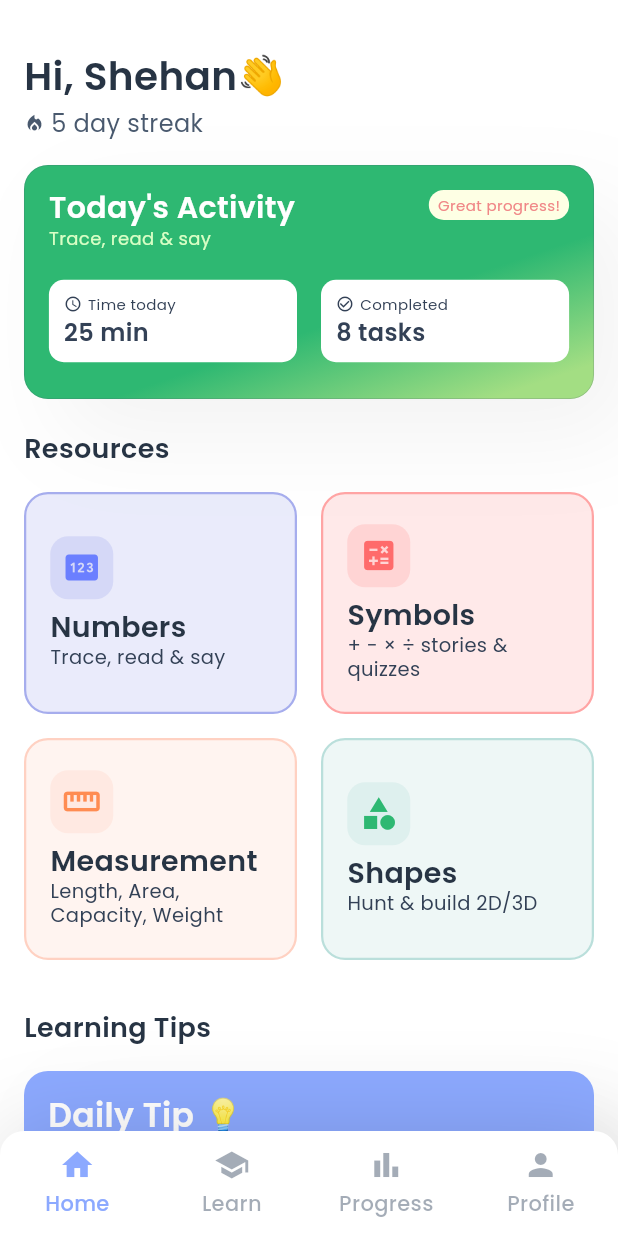
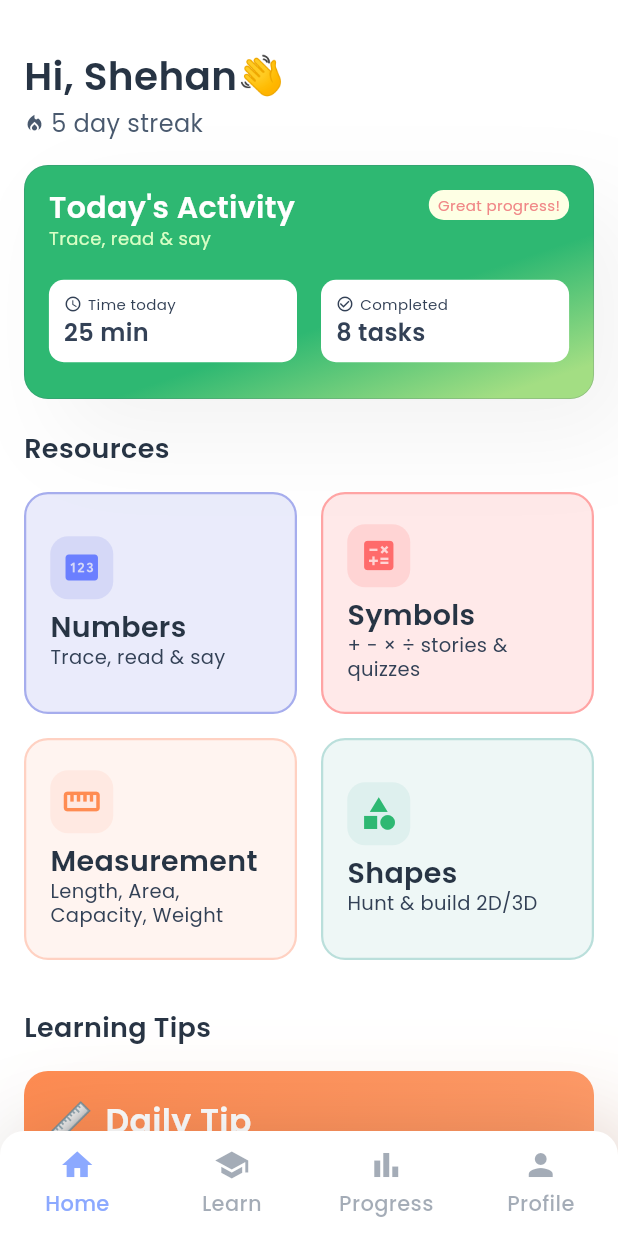
Before and after one commit to cynos28/ganithamithura, a Flutter app: the screen it shows after launch, on a phone screen of 412 x 824 dp. Run offline on Flutter 3.47's test engine with Material 3 defaults, Android fonts, the phone set to English and light mode, and no system bars; our stand-ins replace get, google_fonts, lottie, permission_handler, shared_preferences, speech_to_text; network calls fail.

Commit message:
daily tips learning card

```diff
--- a/ganithamithura/lib/screens/home/home_screen.dart
+++ b/ganithamithura/lib/screens/home/home_screen.dart
@@ -16,17 +16,33 @@ class HomeScreen extends StatefulWidget {
 
 class _HomeScreenState extends State<HomeScreen> {
   int _currentNavIndex = 0;
+  Key _tipCardKey = UniqueKey();
 
   void _onNavTap(int index) {
     if (index == 0) {
-      // Already on home
+      // Already on home, refresh tip card
+      setState(() {
+        _tipCardKey = UniqueKey();
+      });
       return;
     }
+
+    setState(() {
+      _currentNavIndex = index;
+    });
+
     if (index == 1) {
       // Navigate to Learn screen
-      Get.to(() => const LearnScreen());
+      Get.to(() => const LearnScreen())?.then((_) {
+        // Reset nav index when coming back
+        setState(() {
+          _currentNavIndex = 0;
+          _tipCardKey = UniqueKey(); // Refresh tip when returning
+        });
+      });
       return;
     }
+
     // TODO: Navigate to other screens when ready
     Get.snackbar(
       'Coming Soon',
@@ -34,6 +50,11 @@ class _HomeScreenState extends State<HomeScreen> {
       backgroundColor: const Color(AppColors.infoColor),
       colorText: Colors.white,
     );
+
+    // Reset index since navigation didn't happen
+    setState(() {
+      _currentNavIndex = 0;
+    });
   }
 
   @override
@@ -95,10 +116,7 @@ class _HomeScreenState extends State<HomeScreen> {
                   const SizedBox(height: 16),
 
                   // Daily Tip Card
-                  const LearningTipCard(
-                    tipText:
-                        "When measuring with a ruler, always start from the 0 mark, not the edge! This helps you get accurate measurements every time.",
-                  ),
+                  LearningTipCard(key: _tipCardKey),
                 ],
               ),
             ),
--- /dev/null
+++ b/ganithamithura/lib/services/daily_tip_service.dart
@@ -0,0 +1,147 @@
+import 'dart:convert';
+import 'dart:math';
+import 'package:http/http.dart' as http;
+
+class DailyTipService {
+  static const String _openAiApiKey = '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'; // Replace with your API key
+  static const String _apiUrl = 'https://api.openai.com/v1/chat/completions';
+
+  // Topics for tips
+  static const List<String> topics = [
+    'measurements',
+    'numbers',
+    'symbols',
+    'shapes',
+  ];
+
+  // Color schemes for different topics
+  static const Map<String, Map<String, dynamic>> topicColors = {
+    'measurements': {
+      'background': 0xFFFF8C52, // Orange
+      'icon': '📏',
+    },
+    'numbers': {
+      'background': 0xFF9E9E9E, // Grey
+      'icon': '🔢',
+    },
+    'symbols': {
+      'background': 0xFFF06292, // Rose/Pink
+      'icon': '➕',
+    },
+    'shapes': {
+      'background': 0xFF42A5F5, // Blue
+      'icon': '🔷',
+    },
+  };
+
+  static String _getRandomTopic() {
+    // Get random topic for variety
+    final random = Random();
+    return topics[random.nextInt(topics.length)];
+  }
+
+  static Map<String, dynamic> getRandomColorScheme() {
+    final topic = _getRandomTopic();
+    return topicColors[topic]!;
+  }
+
+  static Map<String, dynamic> getColorSchemeForTopic(String topic) {
+    return topicColors[topic]!;
+  }
+
+  static Future<Map<String, dynamic>> fetchRandomTip() async {
+    final topic = _getRandomTopic();
+
+    try {
+      final response = await http.post(
+        Uri.parse(_apiUrl),
+        headers: {
+          'Content-Type': 'application/json',
+          'Authorization': 'Bearer $_openAiApiKey',
+        },
+        body: json.encode({
+          'model': 'gpt-3.5-turbo',
+          'messages': [
+            {
+              'role': 'system',
+              'content': 'You are a helpful educational assistant for children aged 6-9 years old. '
+                  'Provide short, fun, and practical learning tips that are easy to understand.'
+            },
+            {
+              'role': 'user',
+              'content': 'Give me one short learning tip (maximum 2 sentences) about $topic '
+                  'for children in grades 1-4. Make it fun, practical, and easy to understand. '
+                  'Do not include any greetings or extra text, just the tip.'
+            }
+          ],
+          'max_tokens': 100,
+          'temperature': 0.8,
+        }),
+      ).timeout(const Duration(seconds: 10));
+
+      if (response.statusCode == 200) {
+        final data = json.decode(response.body);
+        return {
+          'tip': data['choices'][0]['message']['content'].trim(),
+          'topic': topic,
+          'colorScheme': topicColors[topic]!,
+        };
+      } else {
+        return {
+          'tip': _getFallbackTip(topic),
+          'topic': topic,
+          'colorScheme': topicColors[topic]!,
+        };
+      }
+    } catch (e) {
+      return {
+        'tip': _getFallbackTip(topic),
+        'topic': topic,
+        'colorScheme': topicColors[topic]!,
+      };
+    }
+  }
+
+  static String _getFallbackTip(String topic) {
+    final tips = {
+      'measurements': [
+        'When measuring with a ruler, always start from the 0 mark, not the edge! This helps you get accurate measurements every time.',
+        'Remember: 1 meter is about the height of a door handle, and 1 centimeter is about the width of your finger!',
+        'To remember liters and milliliters, think of a big bottle (1L) and a tiny medicine spoon (5mL). Easy peasy!',
+        'A kilogram is like holding a big bag of rice, while a gram is like one small candy. Now you know the difference!',
+      ],
+      'numbers': [
+        'When counting on your fingers, always start with your thumb! It helps you keep track better and not lose count.',
+        'To learn your numbers faster, try counting everyday things like steps, toys, or cookies. Math is everywhere!',
+        'Remember: numbers go on forever! There\'s always a bigger number waiting to be discovered.',
+        'Practice writing numbers in the air with your finger. It\'s fun and helps you remember their shapes!',
+      ],
+      'symbols': [
+        'The plus sign (+) is like adding friends to a party - the more, the merrier! It always makes numbers bigger.',
+        'Think of minus (−) as eating cookies from a jar. You start with some and take away, leaving fewer behind!',
+        'Multiplication (×) is just quick addition! Instead of adding 3+3+3+3, you can say 4×3. Same answer, faster way!',
+        'Division (÷) means sharing equally with friends. If you have 12 cookies and 4 friends, everyone gets 3!',
+      ],
+      'shapes': [
+        'Count the corners! A triangle has 3, a square has 4, and a circle has none. That\'s the easiest way to remember!',
+        'Look around your room - how many rectangles can you find? Windows, doors, books... shapes are everywhere!',
+        'A sphere is like a ball you can roll in any direction. A cube is like dice that has 6 flat faces!',
+        'To draw a perfect circle, trace around a coin or cup. To draw a square, use a ruler for straight lines!',
+      ],
+    };
+
+    final topicTips = tips[topic]!;
+    final random = Random();
+    return topicTips[random.nextInt(topicTips.length)];
+  }
+
+  static Map<String, dynamic> getRandomCachedTip() {
+    // For immediate display while fetching from API
+    final topic = _getRandomTopic();
+    return {
+      'tip': _getFallbackTip(topic),
+      'topic': topic,
+      'colorScheme': topicColors[topic]!,
+    };
+  }
+}
--- a/ganithamithura/lib/widgets/home/home_widgets.dart
+++ b/ganithamithura/lib/widgets/home/home_widgets.dart
@@ -1,5 +1,6 @@
 import 'package:flutter/material.dart';
 import 'package:ganithamithura/utils/constants.dart';
+import 'package:ganithamithura/services/daily_tip_service.dart';
 
 /// ResourceCard - Card for each learning module (Numbers, Symbols, Measurements, Shapes)
 class ResourceCard extends StatelessWidget {
@@ -300,20 +301,75 @@ class TodayActivityCard extends StatelessWidget {
 }
 
 /// LearningTipCard - Daily tip card
-class LearningTipCard extends StatelessWidget {
-  final String tipText;
+class LearningTipCard extends StatefulWidget {
+  const LearningTipCard({super.key});
 
-  const LearningTipCard({
-    super.key,
-    required this.tipText,
+  @override
+  State<LearningTipCard> createState() => _LearningTipCardState();
+}
+
+class _LearningTipCardState extends State<LearningTipCard> with WidgetsBindingObserver {
+  String _tipText = '';
+  String _topicIcon = '💡';
+  Color _backgroundColor = const Color(0xFFFF8C52);
+  bool _isLoading = true;
+
+  @override
+  void initState() {
+    super.initState();
+    WidgetsBinding.instance.addObserver(this);
+    _loadTip();
+  }
+
+  @override
+  void dispose() {
+    WidgetsBinding.instance.removeObserver(this);
+    super.dispose();
+  }
+
+  @override
+  void didChangeAppLifecycleState(AppLifecycleState state) {
+    // Reload tip when app comes back to foreground
+    if (state == AppLifecycleState.resumed) {
+      _loadTip();
+    }
+  }
+
+  Future<void> _loadTip() async {
+    // Get random cached tip for immediate display
+    final cachedData = DailyTipService.getRandomCachedTip();
+
+    if (mounted) {
+      setState(() {
+        _backgroundColor = Color(cachedData['colorScheme']['background'] as int);
+        _topicIcon = cachedData['colorScheme']['icon'] as String;
+        _tipText = cachedData['tip'] as String;
+        _isLoading = false;
       });
+    }
+
+    // Fetch from API in background
+    try {
+      final apiData = await DailyTipService.fetchRandomTip();
+      if (mounted) {
+        setState(() {
+          _backgroundColor = Color(apiData['colorScheme']['background'] as int);
+          _topicIcon = apiData['colorScheme']['icon'] as String;
+          _tipText = apiData['tip'] as String;
+        });
+      }
+    } catch (e) {
+      // Keep cached tip if API fails
+    }
+  }
 
   @override
   Widget build(BuildContext context) {
+    if (_isLoading) {
       return Container(
         width: double.infinity,
         decoration: BoxDecoration(
-        color: const Color(AppColors.dailyTipBg),
+          color: _backgroundColor,
           borderRadius: BorderRadius.circular(16),
           boxShadow: [
             BoxShadow(
@@ -324,11 +380,42 @@ class LearningTipCard extends StatelessWidget {
           ],
         ),
         padding: const EdgeInsets.all(16),
+        child: const Center(
+          child: CircularProgressIndicator(color: Colors.white),
+        ),
+      );
+    }
+
+    return Container(
+      width: double.infinity,
+      decoration: BoxDecoration(
+        gradient: LinearGradient(
+          colors: [_backgroundColor, _backgroundColor.withOpacity(0.85)],
+          begin: Alignment.topLeft,
+          end: Alignment.bottomRight,
+        ),
+        borderRadius: BorderRadius.circular(16),
+        boxShadow: [
+          BoxShadow(
+            color: _backgroundColor.withOpacity(0.15),
+            blurRadius: 54,
+            offset: const Offset(24, 26),
+          ),
+        ],
+      ),
+      padding: const EdgeInsets.all(16),
       child: Column(
         crossAxisAlignment: CrossAxisAlignment.start,
         children: [
+          Row(
+            children: [
+              Text(
+                _topicIcon,
+                style: const TextStyle(fontSize: 24),
+              ),
+              const SizedBox(width: 8),
               const Text(
-            'Daily Tip 💡',
+                'Daily Tip',
                 style: TextStyle(
                   fontSize: 22,
                   fontWeight: FontWeight.w600,
@@ -336,9 +423,11 @@ class LearningTipCard extends StatelessWidget {
                   height: 1.2,
                 ),
               ),
+            ],
+          ),
           const SizedBox(height: 9),
           Text(
-            tipText,
+            _tipText,
             style: const TextStyle(
               fontSize: 18,
               fontWeight: FontWeight.w400,
```
Also changed, not shown: ganithamithura/lib/screens/learn/learn_screen.dart (+19 -3 lines), ganithamithura/lib/screens/learn/unit_card_screen.dart (+19 -4 lines), ganithamithura/lib/screens/measurements/measurement_home_screen.dart (+7 -2 lines), ganithamithura/lib/screens/units/unit_home_screen.dart (+14 -3 lines), ganithamithura/lib/screens/units/units_list_screen.dart (+14 -3 lines). Lines whose indentation alone changed are shown as unchanged.
